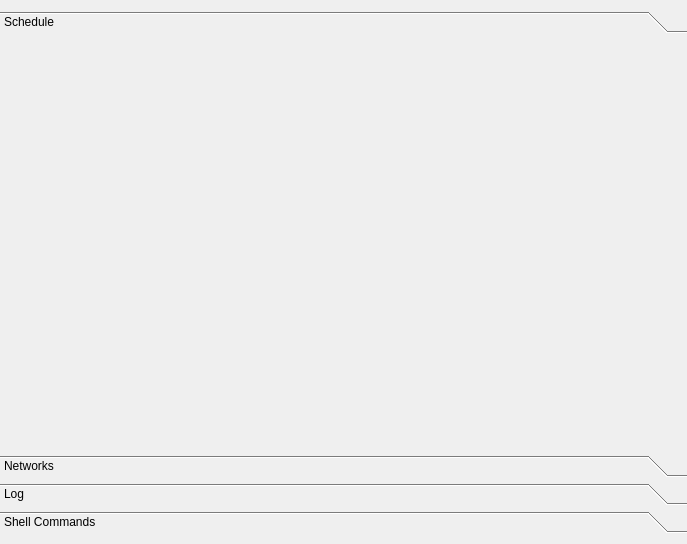
This is src/vorta/assets/UI/schedule_tab.ui in borgbase/vorta as Qt 5 draws it before an edit. The edited form follows.
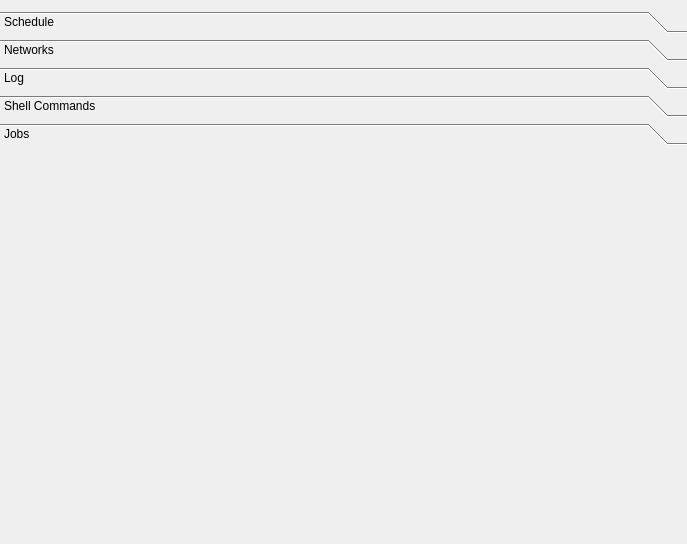
This is the edited form. The open tabs and pages were chosen to show the change.

Commit message: Add a Jobs page listing the scheduler's pending runs alongside the jobs it already recorded

```diff
--- a/src/vorta/assets/UI/schedule_tab.ui
+++ b/src/vorta/assets/UI/schedule_tab.ui
@@ -93,6 +93,21 @@
       <layout class="QGridLayout" name="shellCommandsLayout">
       </layout>
       </widget>
+     <widget class="QWidget" name="page_jobs">
+      <property name="geometry">
+       <rect>
+        <x>0</x>
+        <y>0</y>
+        <width>687</width>
+        <height>384</height>
+       </rect>
+      </property>
+      <attribute name="label">
+       <string>Jobs</string>
+      </attribute>
+      <layout class="QGridLayout" name="jobsLayout">
+      </layout>
+      </widget>
     </widget>
    </item>
   </layout>
```
The commit also changes 8 other files.
